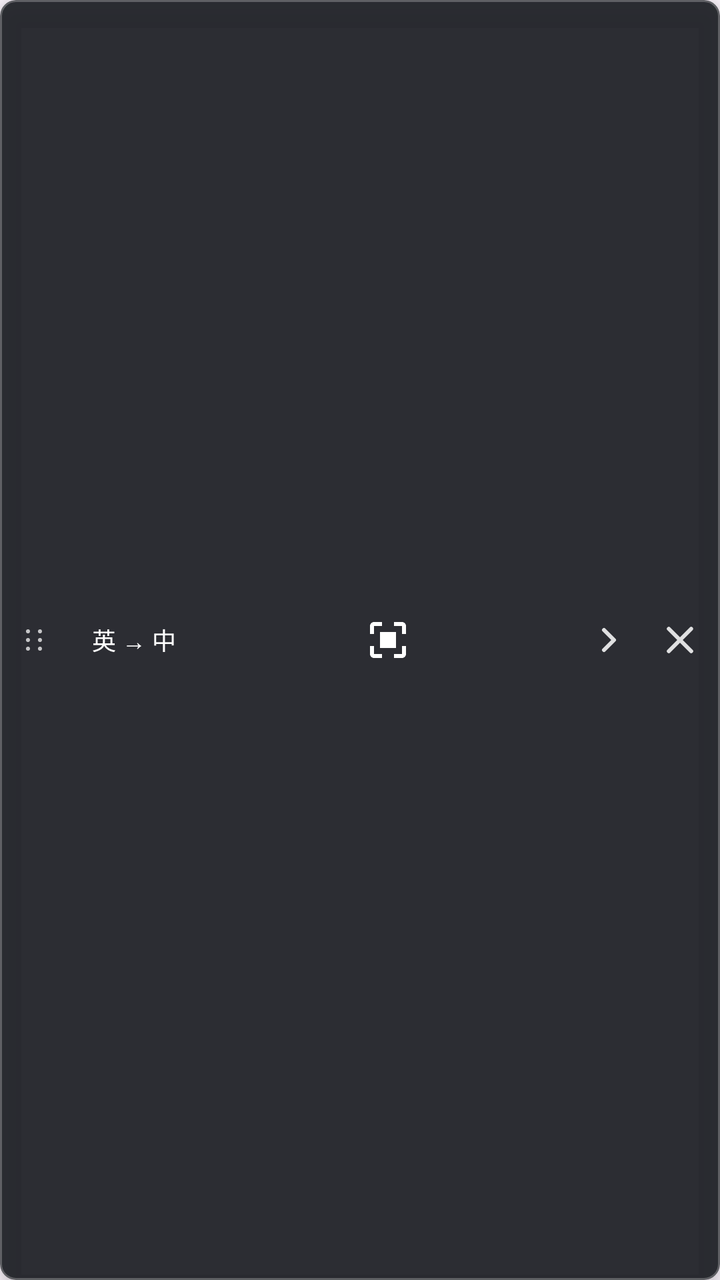
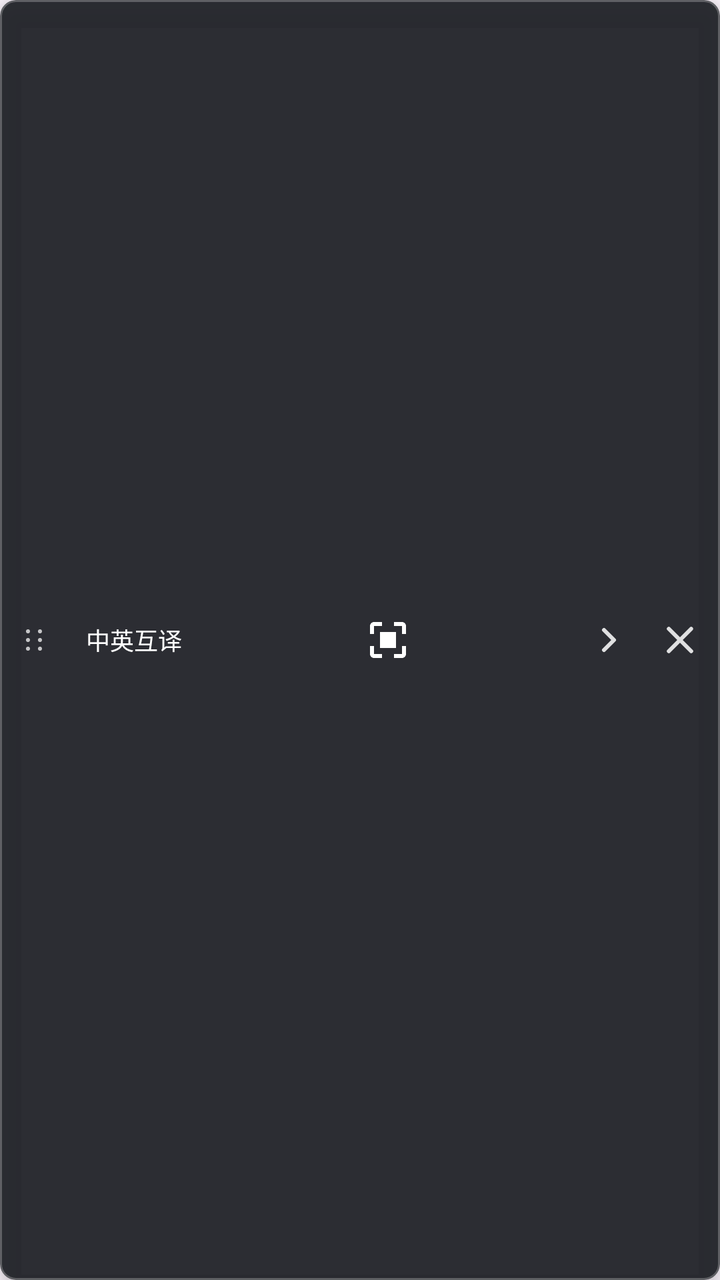

Two renders of the same Android screen: before a commit and after it. Below are the layout's source before the change and the commit's diff.
<!-- AndroidManifest.xml: application theme Theme.ImageTranslate -->
<!-- res/layout/overlay_active_screen_capture.xml -->
<?xml version="1.0" encoding="utf-8"?>
<FrameLayout xmlns:android="http://schemas.android.com/apk/res/android"
    xmlns:app="http://schemas.android.com/apk/res-auto"
    android:id="@+id/activeCaptureOverlayRoot"
    android:layout_width="match_parent"
    android:layout_height="match_parent"
    android:background="@android:color/transparent">

    <com.google.android.material.card.MaterialCardView
        android:id="@+id/expandedCaptureControls"
        android:layout_width="match_parent"
        android:layout_height="match_parent"
        android:elevation="10dp"
        app:cardBackgroundColor="#EE1D2025"
        app:cardCornerRadius="8dp"
        app:cardElevation="8dp"
        app:strokeColor="#3FFFFFFF"
        app:strokeWidth="1dp">

        <LinearLayout
            android:layout_width="match_parent"
            android:layout_height="match_parent"
            android:gravity="center_vertical"
            android:orientation="horizontal"
            android:paddingStart="2dp"
            android:paddingEnd="2dp">

            <ImageView
                android:id="@+id/activeOverlayDragHandle"
                android:layout_width="30dp"
                android:layout_height="match_parent"
                android:background="?attr/selectableItemBackgroundBorderless"
                android:contentDescription="@string/active_screenshot_drag_handle"
                android:padding="7dp"
                android:src="@drawable/ic_drag_handle"
                app:tint="#B8FFFFFF" />

            <com.google.android.material.button.MaterialButton
                android:id="@+id/btnActiveOverlayMode"
                style="@style/Widget.Material3.Button.TextButton"
                android:layout_width="70dp"
                android:layout_height="44dp"
                android:fontFamily="sans-serif-medium"
                android:letterSpacing="0"
                android:minWidth="0dp"
                android:paddingStart="4dp"
                android:paddingEnd="4dp"
                android:text="@string/active_screenshot_mode_english_chinese"
                android:textAllCaps="false"
                android:textColor="#FFFFFF"
                android:textSize="12sp" />

            <FrameLayout
                android:layout_width="0dp"
                android:layout_height="match_parent"
                android:layout_weight="1">

                <ImageButton
                    android:id="@+id/btnActiveOverlayCapture"
                    android:layout_width="48dp"
                    android:layout_height="48dp"
                    android:layout_gravity="center"
                    android:background="?attr/selectableItemBackgroundBorderless"
                    android:contentDescription="@string/active_screenshot_action_capture"
                    android:padding="12dp"
                    android:src="@drawable/ic_screenshot"
                    android:tooltipText="@string/active_screenshot_action_capture"
                    app:tint="#FFFFFF" />

                <LinearLayout
                    android:id="@+id/activeOverlayStatusGroup"
                    android:layout_width="match_parent"
                    android:layout_height="match_parent"
                    android:gravity="center"
                    android:orientation="horizontal"
                    android:paddingHorizontal="3dp"
                    android:visibility="gone">

                    <ProgressBar
                        android:id="@+id/activeOverlayProgress"
                        style="?android:attr/progressBarStyleSmall"
                        android:layout_width="16dp"
                        android:layout_height="16dp"
                        android:layout_marginEnd="5dp"
                        android:indeterminateTint="#FFFFFF" />

                    <TextView
                        android:id="@+id/tvActiveOverlayStatus"
                        android:layout_width="wrap_content"
                        android:layout_height="wrap_content"
                        android:ellipsize="end"
                        android:letterSpacing="0"
                        android:maxLines="1"
                        android:text="@string/active_screenshot_processing_short"
                        android:textColor="#FFFFFF"
                        android:textSize="11sp" />
                </LinearLayout>
            </FrameLayout>

            <ImageButton
                android:id="@+id/btnCancelActivePreview"
                android:layout_width="40dp"
                android:layout_height="48dp"
                android:background="?attr/selectableItemBackgroundBorderless"
                android:contentDescription="@string/active_screenshot_cancel_preview"
                android:padding="11dp"
                android:src="@drawable/ic_close"
                android:tooltipText="@string/active_screenshot_cancel_preview"
                android:visibility="gone"
                app:tint="#FFFFFF" />

            <ImageButton
                android:id="@+id/btnCollapseActiveOverlay"
                android:layout_width="36dp"
                android:layout_height="48dp"
                android:background="?attr/selectableItemBackgroundBorderless"
                android:contentDescription="@string/active_screenshot_minimize"
                android:padding="9dp"
                android:rotation="-90"
                android:src="@drawable/ic_expand_more"
                android:tooltipText="@string/active_screenshot_minimize"
                app:tint="#D9FFFFFF" />

            <ImageButton
                android:id="@+id/btnActiveOverlayStop"
                android:layout_width="36dp"
                android:layout_height="48dp"
                android:background="?attr/selectableItemBackgroundBorderless"
                android:contentDescription="@string/active_screenshot_action_stop"
                android:padding="9dp"
                android:src="@drawable/ic_overlay_close"
                android:tooltipText="@string/active_screenshot_action_stop"
                app:tint="#D9FFFFFF" />
        </LinearLayout>
    </com.google.android.material.card.MaterialCardView>

    <com.google.android.material.card.MaterialCardView
        android:id="@+id/collapsedCaptureHandle"
        android:layout_width="match_parent"
        android:layout_height="match_parent"
        android:elevation="10dp"
        android:visibility="gone"
        app:cardBackgroundColor="#EE1D2025"
        app:cardCornerRadius="8dp"
        app:cardElevation="8dp"
        app:strokeColor="#3FFFFFFF"
        app:strokeWidth="1dp">

        <LinearLayout
            android:layout_width="match_parent"
            android:layout_height="match_parent"
            android:gravity="center_vertical"
            android:orientation="horizontal"
            android:paddingEnd="10dp">

            <ImageButton
                android:id="@+id/btnExpandActiveOverlay"
                android:layout_width="38dp"
                android:layout_height="match_parent"
                android:background="?attr/selectableItemBackgroundBorderless"
                android:contentDescription="@string/active_screenshot_expand"
                android:padding="10dp"
                android:src="@drawable/ic_translate"
                android:tooltipText="@string/active_screenshot_expand"
                app:tint="#FFFFFF" />

            <ProgressBar
                android:id="@+id/collapsedOverlayProgress"
                style="?android:attr/progressBarStyleSmall"
                android:layout_width="14dp"
                android:layout_height="14dp"
                android:layout_marginEnd="6dp"
                android:indeterminateTint="#FFFFFF"
                android:visibility="invisible" />

            <TextView
                android:id="@+id/tvCollapsedOverlayStatus"
                android:layout_width="0dp"
                android:layout_height="wrap_content"
                android:layout_weight="1"
                android:ellipsize="end"
                android:letterSpacing="0"
                android:maxLines="1"
                android:text="@string/active_screenshot_compact_ready"
                android:textColor="#FFFFFF"
                android:textSize="12sp" />
        </LinearLayout>
    </com.google.android.material.card.MaterialCardView>
</FrameLayout>
<!-- resources referenced by this layout -->
<resources>
  <!-- drawable ic_close (drawable) -->
  <?xml version="1.0" encoding="utf-8"?>
  <vector xmlns:android="http://schemas.android.com/apk/res/android"
      android:width="24dp"
      android:height="24dp"
      android:viewportWidth="24"
      android:viewportHeight="24">
      <path
          android:fillColor="@android:color/white"
          android:pathData="M18.3,5.71a0.996,0.996 0,0 0,-1.41 0L12,10.59 7.11,5.7A0.996,0.996 0,1 0,5.7 7.11L10.59,12 5.7,16.89a0.996,0.996 0,1 0,1.41 1.41L12,13.41l4.89,4.89a0.996,0.996 0,1 0,1.41 -1.41L13.41,12l4.89,-4.89c0.38,-0.38 0.38,-1.02 0,-1.4z" />
  </vector>
  <!-- drawable ic_expand_more (drawable) -->
  <?xml version="1.0" encoding="utf-8"?>
  <vector xmlns:android="http://schemas.android.com/apk/res/android"
      android:width="24dp"
      android:height="24dp"
      android:viewportWidth="24"
      android:viewportHeight="24">
      <path
          android:fillColor="@android:color/transparent"
          android:pathData="M7,10l5,5 5,-5"
          android:strokeColor="?attr/colorOnSurfaceVariant"
          android:strokeLineCap="round"
          android:strokeLineJoin="round"
          android:strokeWidth="2" />
  </vector>
  <!-- drawable ic_overlay_close (drawable) -->
  <?xml version="1.0" encoding="utf-8"?>
  <vector xmlns:android="http://schemas.android.com/apk/res/android"
      android:width="24dp"
      android:height="24dp"
      android:viewportWidth="24"
      android:viewportHeight="24">
      <path
          android:fillColor="@color/on_surface_variant"
          android:pathData="M18.3,5.71a0.996,0.996 0,0 0,-1.41 0L12,10.59 7.11,5.7A0.996,0.996 0,1 0,5.7 7.11L10.59,12 5.7,16.89a0.996,0.996 0,1 0,1.41 1.41L12,13.41l4.89,4.89a0.996,0.996 0,1 0,1.41 -1.41L13.41,12l4.89,-4.89c0.38,-0.38 0.38,-1.02 0,-1.4z" />
  </vector>
  <!-- drawable ic_screenshot (drawable) -->
  <?xml version="1.0" encoding="utf-8"?>
  <vector xmlns:android="http://schemas.android.com/apk/res/android"
      android:width="24dp"
      android:height="24dp"
      android:viewportWidth="24"
      android:viewportHeight="24">
      <path
          android:fillColor="@android:color/white"
          android:pathData="M19,3h-4v2h4v4h2V5c0,-1.1 -0.9,-2 -2,-2zM5,3c-1.1,0 -2,0.9 -2,2v4h2V5h4V3H5zM19,19h-4v2h4c1.1,0 2,-0.9 2,-2v-4h-2v4zM5,15H3v4c0,1.1 0.9,2 2,2h4v-2H5v-4zM8,8h8v8H8z" />
  </vector>
  <string name="active_screenshot_action_capture">开始翻译</string>
  <string name="active_screenshot_action_stop">结束</string>
  <string name="active_screenshot_cancel_preview">取消预览</string>
  <string name="active_screenshot_compact_ready">屏幕翻译</string>
  <string name="active_screenshot_drag_handle">拖动截屏悬浮窗</string>
  <string name="active_screenshot_expand">展开翻译控制</string>
  <string name="active_screenshot_minimize">收起翻译控制</string>
  <string name="active_screenshot_mode_english_chinese">英 → 中</string>
  <string name="active_screenshot_processing_short">正在翻译</string>
  <color name="on_surface_variant">#62666F</color>
  <color name="primary">#315CC8</color>
  <color name="on_primary">#FFFFFF</color>
  <color name="primary_container">#E8EEFF</color>
  <color name="on_primary_container">#17326F</color>
  <color name="secondary">#18766E</color>
  <color name="on_secondary">#FFFFFF</color>
  <color name="surface">#FFFFFF</color>
  <color name="surface_container_lowest">#FBFCFE</color>
  <color name="surface_container_low">#F5F6F8</color>
  <color name="on_surface">#1B1D21</color>
  <color name="outline">#B6BAC3</color>
  <color name="outline_variant">#E1E3E8</color>
  <!-- unchanged entries left out for length: 3 -->
</resources>

<!-- the commit's change to res/layout/overlay_active_screen_capture.xml (unified diff, before → after) -->
@@ -45,7 +45,7 @@
                 android:minWidth="0dp"
                 android:paddingStart="4dp"
                 android:paddingEnd="4dp"
-                android:text="@string/active_screenshot_mode_english_chinese"
+                android:text="@string/active_screenshot_mode_bidirectional"
                 android:textAllCaps="false"
                 android:textColor="#FFFFFF"
                 android:textSize="12sp" />
<!-- resource entries referenced after the edit -->
@@ -48,14 +48,14 @@
           android:fillColor="@android:color/white"
           android:pathData="M19,3h-4v2h4v4h2V5c0,-1.1 -0.9,-2 -2,-2zM5,3c-1.1,0 -2,0.9 -2,2v4h2V5h4V3H5zM19,19h-4v2h4c1.1,0 2,-0.9 2,-2v-4h-2v4zM5,15H3v4c0,1.1 0.9,2 2,2h4v-2H5v-4zM8,8h8v8H8z" />
   </vector>
-  <string name="active_screenshot_action_capture">开始翻译</string>
+  <string name="active_screenshot_action_capture">识别</string>
   <string name="active_screenshot_action_stop">结束</string>
   <string name="active_screenshot_cancel_preview">取消预览</string>
   <string name="active_screenshot_compact_ready">屏幕翻译</string>
   <string name="active_screenshot_drag_handle">拖动截屏悬浮窗</string>
   <string name="active_screenshot_expand">展开翻译控制</string>
   <string name="active_screenshot_minimize">收起翻译控制</string>
-  <string name="active_screenshot_mode_english_chinese">英 → 中</string>
+  <string name="active_screenshot_mode_bidirectional">中英互译</string>
   <string name="active_screenshot_processing_short">正在翻译</string>
   <color name="on_surface_variant">#62666F</color>
   <color name="primary">#315CC8</color>
